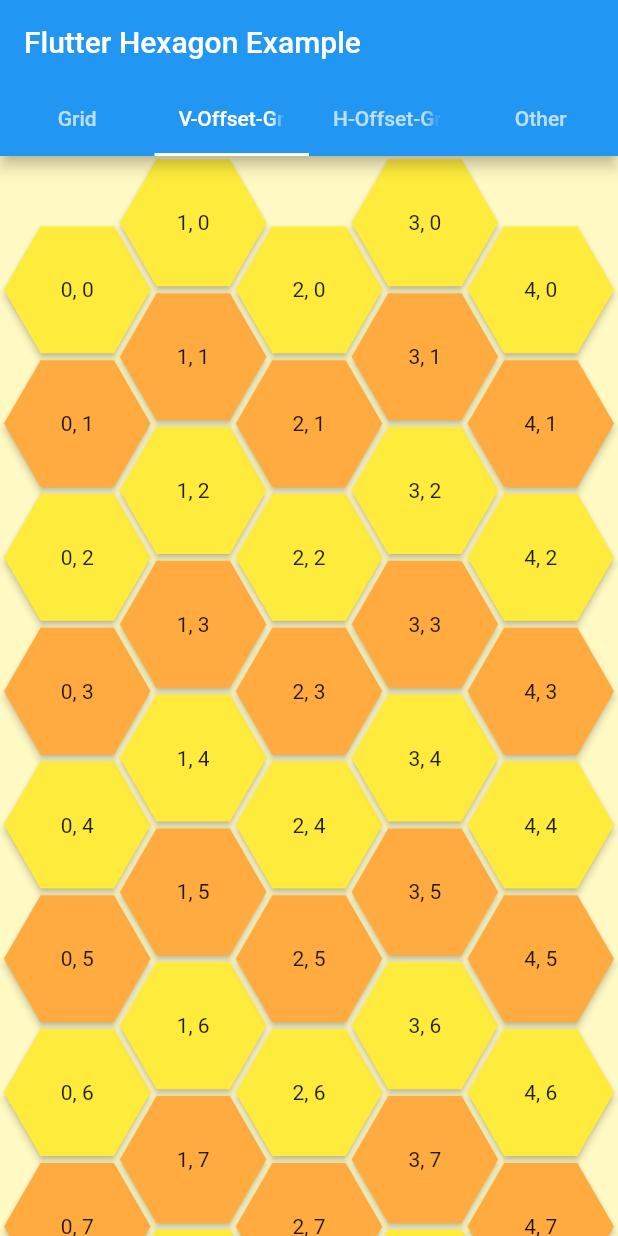
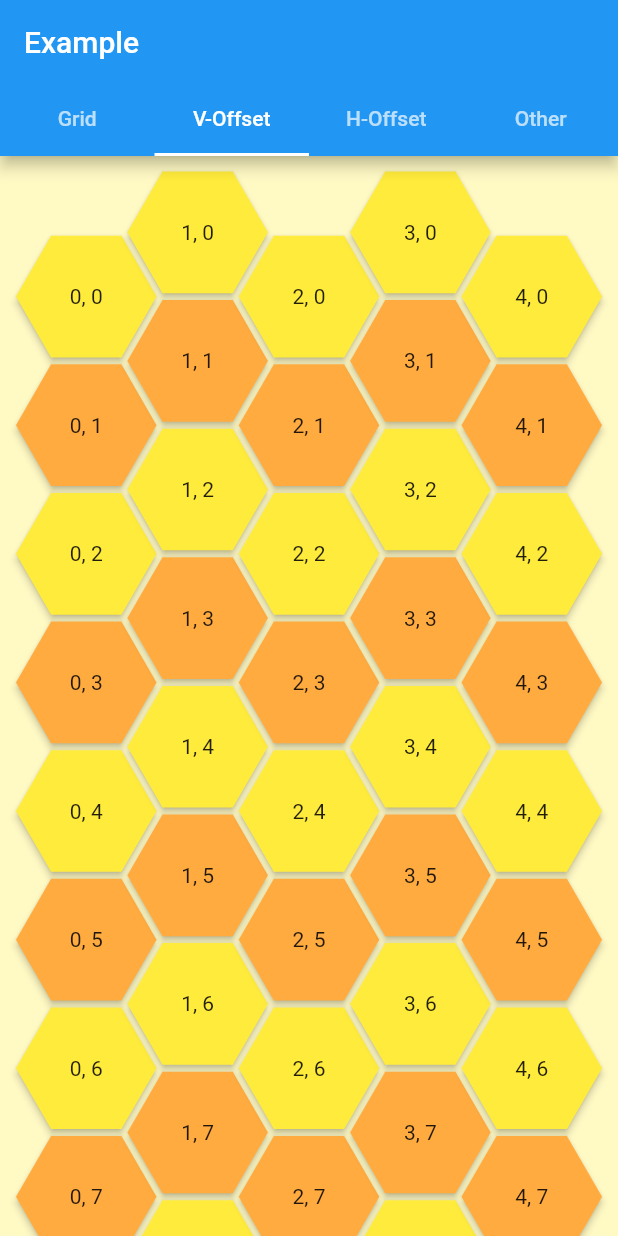
Before and after one commit to orlikraf/flutter-hexagon, a Flutter app: the screen it shows after launch, tab 2 chosen, on a phone screen of 412 x 824 dp. Run offline on Flutter 3.47's test engine with Material 2 defaults, Android fonts, the phone set to English and light mode, and no system bars.

Commit message:
done with HexagonGrid

```diff
--- a/example/lib/main.dart
+++ b/example/lib/main.dart
@@ -15,7 +15,7 @@ class MyApp extends StatelessWidget {
         primarySwatch: Colors.blue,
         visualDensity: VisualDensity.adaptivePlatformDensity,
       ),
-      home: MyHomePage(title: 'Flutter Hexagon Example'),
+      home: MyHomePage(title: 'Example'),
     );
   }
 }
@@ -29,10 +29,33 @@ class MyHomePage extends StatefulWidget {
   _MyHomePageState createState() => _MyHomePageState();
 }
 
-class _MyHomePageState extends State<MyHomePage> {
+class _MyHomePageState extends State<MyHomePage> with TickerProviderStateMixin {
   int depth = 1;
   List<int> depths = [0, 1, 2, 3, 4];
   HexagonType type = HexagonType.FLAT;
+  bool hasControls = true;
+  bool showControls = true;
+
+  TabController tabController;
+
+  @override
+  void initState() {
+    super.initState();
+    tabController = TabController(initialIndex: 0, length: 4, vsync: this);
+    tabController.addListener(_onTabChange);
+  }
+
+  void _onTabChange() {
+    if (tabController.index == 0) {
+      setState(() {
+        hasControls = true;
+      });
+    } else {
+      setState(() {
+        hasControls = false;
+      });
+    }
+  }
 
   @override
   Widget build(BuildContext context) {
@@ -44,27 +67,48 @@ class _MyHomePageState extends State<MyHomePage> {
       child: Scaffold(
         appBar: AppBar(
           bottom: TabBar(
+            controller: tabController,
             tabs: [
               Tab(text: 'Grid'),
-              Tab(text: 'V-Offset-Grid'),
-              Tab(text: 'H-Offset-Grid'),
+              Tab(text: 'V-Offset'),
+              Tab(text: 'H-Offset'),
               Tab(text: 'Other'),
             ],
           ),
           title: Text(widget.title),
+          actions: hasControls
+              ? [
+                  Row(children: [
+                    Text('Controls'),
+                    Switch(
+                      value: showControls,
+                      activeColor: Colors.lightBlueAccent,
+                      onChanged: (value) => setState(() {
+                        showControls = value;
+                      }),
+                    ),
+                  ])
+                ]
+              : null,
         ),
         body: TabBarView(
+          controller: tabController,
           physics: NeverScrollableScrollPhysics(),
           children: [
             Stack(
               children: [
-                Positioned.fill(child: _buildGrid(type)),
+                Positioned.fill(child: _buildGrid(context, type)),
                 Align(
                   alignment: Alignment.topRight,
+                  child: Visibility(
+                    visible: showControls,
+                    child: Theme(
+                      data: ThemeData(colorScheme: ColorScheme.dark()),
                       child: Card(
                         margin: EdgeInsets.all(8.0),
                         child: Padding(
-                      padding: const EdgeInsets.all(8.0),
+                          padding: const EdgeInsets.symmetric(
+                              vertical: 2.0, horizontal: 16.0),
                           child: Column(
                             mainAxisSize: MainAxisSize.min,
                             crossAxisAlignment: CrossAxisAlignment.start,
@@ -102,11 +146,14 @@ class _MyHomePageState extends State<MyHomePage> {
                                     .toList(),
                                 selectedItemBuilder: (context) {
                                   return depths
-                                  .map((e) => Center(child: Text('Depth: $e')))
+                                      .map((e) =>
+                                          Center(child: Text('Depth: $e')))
                                       .toList();
                                 },
                               ),
                             ],
+                          ),
+                        ),
                       ),
                     ),
                   ),
@@ -122,10 +169,10 @@ class _MyHomePageState extends State<MyHomePage> {
     );
   }
 
-  Widget _buildGrid(HexagonType type) {
+  Widget _buildGrid(BuildContext context, HexagonType type) {
     return InteractiveViewer(
-        minScale: 0.1,
-        maxScale: 8.0,
+      minScale: 0.2,
+      maxScale: 4.0,
       child: HexagonGrid(
         hexType: type,
         color: Colors.pink,
@@ -133,10 +180,11 @@ class _MyHomePageState extends State<MyHomePage> {
         buildTile: (coordinates) => HexagonWidgetBuilder(
           padding: 2.0,
           cornerRadius: 8.0,
-            child: Text(
-                '${coordinates.x}, ${coordinates.y}, ${coordinates.z}\n  ${coordinates.q}, ${coordinates.r}'),
+          child: Text('${coordinates.q}, ${coordinates.r}'),
+          // Text('${coordinates.x}, ${coordinates.y}, ${coordinates.z}\n  ${coordinates.q}, ${coordinates.r}'),
         ),
-        ));
+      ),
+    );
   }
 
   Widget _buildHorizontalGrid() {
@@ -144,13 +192,14 @@ class _MyHomePageState extends State<MyHomePage> {
       scrollDirection: Axis.horizontal,
       child: HexagonOffsetGrid.oddPointy(
         color: Colors.black54,
+        padding: EdgeInsets.symmetric(horizontal: 16.0, vertical: 32.0),
         columns: 9,
         rows: 4,
         buildTile: (col, row) => row.isOdd && col.isOdd
             ? null
             : HexagonWidgetBuilder(
                 elevation: col.toDouble(),
-                padding: row.isOdd ? 4.0 : 1.0,
+                padding: 4.0,
                 cornerRadius: row.isOdd ? 24.0 : null,
                 color: col == 1 || row == 1 ? Colors.lightBlue.shade200 : null,
                 child: Text('$col, $row'),
@@ -166,6 +215,7 @@ class _MyHomePageState extends State<MyHomePage> {
         children: [
           HexagonOffsetGrid.evenFlat(
             color: Colors.yellow.shade100,
+            padding: EdgeInsets.all(8.0),
             columns: 5,
             rows: 10,
             buildTile: (col, row) => HexagonWidgetBuilder(
--- a/lib/hexagon.dart
+++ b/lib/hexagon.dart
@@ -1,5 +1,6 @@
 library hexagon;
 
+export 'src/grid/coordinates.dart';
 export 'src/grid/hexagon_grid.dart';
 export 'src/grid/hexagon_offset_grid.dart';
 export 'src/hexagon_clipper.dart';
--- a/lib/src/grid/coordinates.dart
+++ b/lib/src/grid/coordinates.dart
@@ -1,5 +1,7 @@
 import 'dart:math';
 
+///Unified representation of cube and axial coordinates systems.
+///
 class Coordinates {
   Coordinates.cube(this.x, this.y, this.z)
       : assert(x != null),
--- a/lib/src/grid/hexagon_offset_grid.dart
+++ b/lib/src/grid/hexagon_offset_grid.dart
@@ -33,6 +33,8 @@ class HexagonOffsetGrid extends StatelessWidget {
   ///
   /// [color] - Background color of this grid.
   ///
+  /// [padding] - Grid padding.
+  ///
   /// [hexagonBuilder] - Used as template for tiles. Will be overridden by [buildTile].
   ///
   /// [buildTile] - Provide a HexagonWidgetBuilder that will be used to create given tile (at col,row). Return null to use default [hexagonBuilder].
@@ -42,10 +44,12 @@ class HexagonOffsetGrid extends StatelessWidget {
     @required this.columns,
     @required this.rows,
     this.color,
+    this.padding,
     this.buildTile,
     this.buildChild,
     this.hexagonBuilder,
-  })  : assert(columns > 0),
+  })
+      : assert(columns > 0),
         assert(rows > 0),
         this.hexType = HexagonType.FLAT,
         this.gridType = GridType.ODD;
@@ -58,6 +62,8 @@ class HexagonOffsetGrid extends StatelessWidget {
   ///
   /// [color] - Background color of this grid.
   ///
+  /// [padding] - Grid padding.
+  ///
   /// [hexagonBuilder] - Used as template for tiles. Will be overridden by [buildTile].
   ///
   /// [buildTile] - Provide a HexagonWidgetBuilder that will be used to create given tile (at col,row). Return null to use default [hexagonBuilder].
@@ -67,10 +73,12 @@ class HexagonOffsetGrid extends StatelessWidget {
     @required this.columns,
     @required this.rows,
     this.color,
+    this.padding,
     this.buildTile,
     this.buildChild,
     this.hexagonBuilder,
-  })  : this.hexType = HexagonType.FLAT,
+  })
+      : this.hexType = HexagonType.FLAT,
         this.gridType = GridType.EVEN;
 
   ///Grid of pointy hexagons with odd rows starting with tile and even with a space.
@@ -81,6 +89,8 @@ class HexagonOffsetGrid extends StatelessWidget {
   ///
   /// [color] - Background color of this grid.
   ///
+  /// [padding] - Grid padding.
+  ///
   /// [hexagonBuilder] - Used as template for tiles. Will be overridden by [buildTile].
   ///
   /// [buildTile] - Provide a HexagonWidgetBuilder that will be used to create given tile (at col,row). Return null to use default [hexagonBuilder].
@@ -90,10 +100,12 @@ class HexagonOffsetGrid extends StatelessWidget {
     @required this.columns,
     @required this.rows,
     this.color,
+    this.padding,
     this.buildTile,
     this.buildChild,
     this.hexagonBuilder,
-  })  : this.hexType = HexagonType.POINTY,
+  })
+      : this.hexType = HexagonType.POINTY,
         this.gridType = GridType.ODD;
 
   ///Grid of pointy hexagons with even rows starting with tile and odd with a space.
@@ -104,6 +116,8 @@ class HexagonOffsetGrid extends StatelessWidget {
   ///
   /// [color] - Background color of this grid.
   ///
+  /// [padding] - Grid padding.
+  ///
   /// [hexagonBuilder] - Used as template for tiles. Will be overridden by [buildTile].
   ///
   /// [buildTile] - Provide a HexagonWidgetBuilder that will be used to create given tile (at col,row). Return null to use default [hexagonBuilder].
@@ -113,18 +127,20 @@ class HexagonOffsetGrid extends StatelessWidget {
     @required this.columns,
     @required this.rows,
     this.color,
+    this.padding,
     this.buildTile,
     this.buildChild,
     this.hexagonBuilder,
-  })  : this.hexType = HexagonType.POINTY,
+  })
+      : this.hexType = HexagonType.POINTY,
         this.gridType = GridType.EVEN;
 
   final HexagonType hexType;
   final GridType gridType;
-
   final int columns;
   final int rows;
   final Color color;
+  final EdgeInsetsGeometry padding;
   final HexagonWidgetBuilder hexagonBuilder;
   final Widget Function(int col, int row) buildChild;
   final HexagonWidgetBuilder Function(int col, int row) buildTile;
@@ -134,21 +150,20 @@ class HexagonOffsetGrid extends StatelessWidget {
   int get _displaceRows => hexType.isFlat ? 1 : 0;
 
   Widget _mainAxis(List<Widget> Function(int count) children) {
-    if (hexType.isPointy) {
-      return Column(children: children.call(rows + _displaceRows));
-    }
-    return Row(children: children.call(columns + _displaceColumns));
+    return hexType.isPointy
+        ? Column(children: children.call(rows + _displaceRows))
+        : Row(children: children.call(columns + _displaceColumns));
   }
 
   Widget _crossAxis(List<Widget> Function(int count) children) {
-    if (hexType.isPointy) {
-      return Row(children: children.call(columns + _displaceColumns));
-    }
-    return Column(children: children.call(rows + _displaceRows));
+    return hexType.isPointy
+        ? Row(children: children.call(columns + _displaceColumns))
+        : Column(children: children.call(rows + _displaceRows));
   }
 
   Size _hexSize(double maxWidth, double maxHeight) {
     if (maxWidth.isFinite) {
+      maxWidth -= (padding?.horizontal ?? 0);
       if (hexType.isFlat) {
         var quarters = maxWidth / (1 + (0.75 * (columns - 1)));
         var size = Size(quarters, quarters * hexType.ratio);
@@ -157,6 +172,7 @@ class HexagonOffsetGrid extends StatelessWidget {
       var half = maxWidth / (columns * 2 + _displaceColumns);
       return Size(half * 2, half * 2 * hexType.ratio);
     } else if (maxHeight.isFinite) {
+      maxHeight -= (padding?.vertical ?? 0);
       if (hexType.isPointy) {
         var quarters = maxHeight / (1 + (0.75 * (rows - 1)));
         var size = Size(quarters / hexType.ratio, quarters);
@@ -180,20 +196,29 @@ class HexagonOffsetGrid extends StatelessWidget {
           horizontal:
           (_displaceRows * (size.width / (8 * hexType.flatFactor(false)))),
         );
+        edgeInsets += padding ?? EdgeInsets.zero;
         return Container(
           color: color,
           padding: edgeInsets,
           child: _mainAxis(
-            (mainCount) => List.generate(
+                (mainCount) =>
+                List.generate(
                   mainCount,
-              (mainIndex) => _crossAxis(
-                (crossCount) => List.generate(crossCount, (crossIndex) {
-                  if ((crossIndex == 0 || crossIndex >= crossCount - 1) &&
+                      (mainIndex) =>
+                      _crossAxis(
+                            (crossCount) =>
+                            List.generate(crossCount, (crossIndex) {
+                              if ((crossIndex == 0 ||
+                                  crossIndex >= crossCount - 1) &&
                                   gridType.displace(mainIndex, crossIndex)) {
                                 //return container with half the size of the hexagon for displaced row/column
                                 return Container(
-                      width: hexType.isPointy ? size.width / 2 : null,
-                      height: hexType.isFlat ? size.height / 2 : null,
+                                  width: hexType.isPointy
+                                      ? size.width / 2
+                                      : null,
+                                  height: hexType.isFlat
+                                      ? size.height / 2
+                                      : null,
                                 );
                               }
                               //calculate human readable column & row
@@ -206,7 +231,8 @@ class HexagonOffsetGrid extends StatelessWidget {
                                   : (crossIndex -
                                   (gridType.displaceFront(mainIndex) ? 1 : 0));
 
-                  HexagonWidgetBuilder builder = buildTile?.call(col, row) ??
+                              HexagonWidgetBuilder builder = buildTile?.call(
+                                  col, row) ??
                                   hexagonBuilder ??
                                   HexagonWidgetBuilder();
 
```
Also changed, not shown: lib/src/grid/hexagon_grid.dart (+63 -5 lines), lib/src/grid/hexagon_tile_map_extension.dart (deleted, +0 -67 lines), example/hexagon_example_1.png, example/hexagon_example_2.png, example/hexagon_example_4.png (added), 2 other files. Lines whose indentation alone changed are shown as unchanged.
